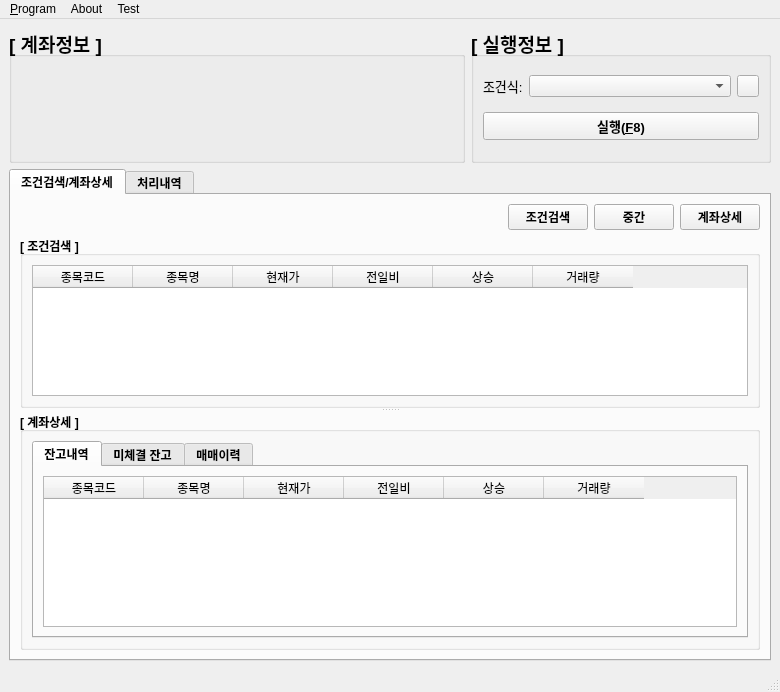
This is main.ui in kimside/StockTradingManager as Qt 5 draws it before an edit. The edited form follows.
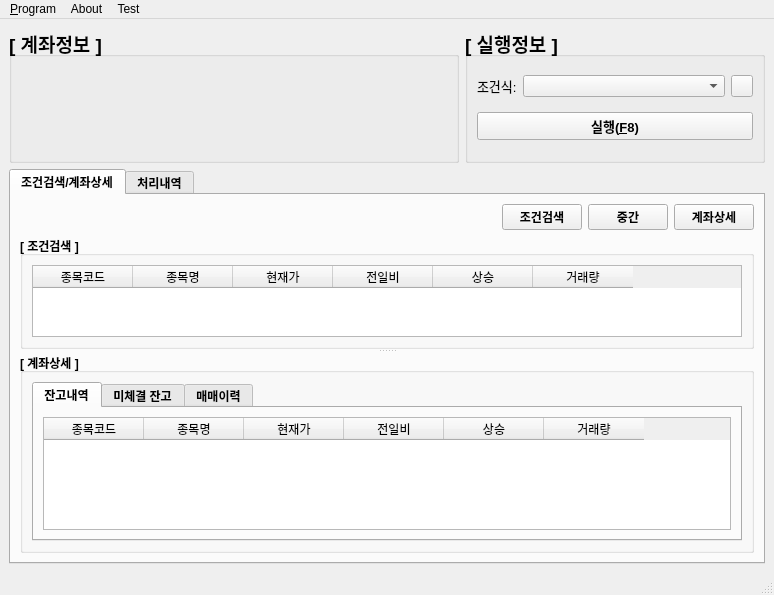
This is the edited form. Icons and pictures are not drawn. Custom widgets are drawn as their Qt base class.

Diff of the .ui file:
```diff
--- a/main.ui
+++ b/main.ui
@@ -6,8 +6,8 @@
    <rect>
     <x>0</x>
     <y>0</y>
-    <width>780</width>
-    <height>692</height>
+    <width>774</width>
+    <height>569</height>
    </rect>
   </property>
   <property name="windowTitle">
@@ -936,7 +936,7 @@
     <rect>
      <x>0</x>
      <y>0</y>
-     <width>780</width>
+     <width>774</width>
      <height>21</height>
     </rect>
    </property>
```
Left out of the diff: 3 changed lines with no effect on the pictures.
